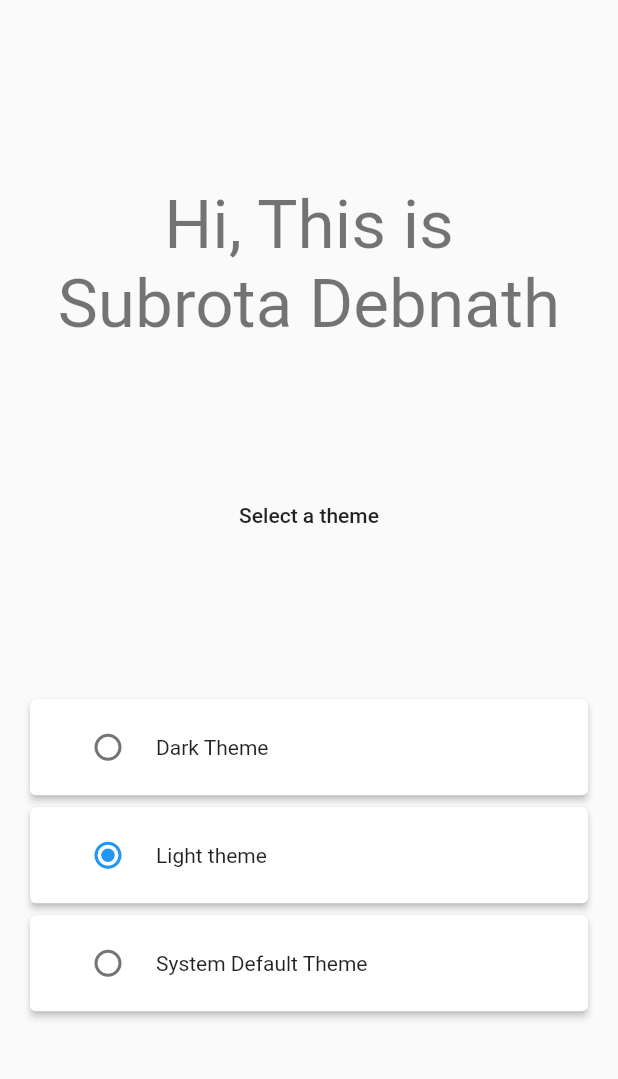
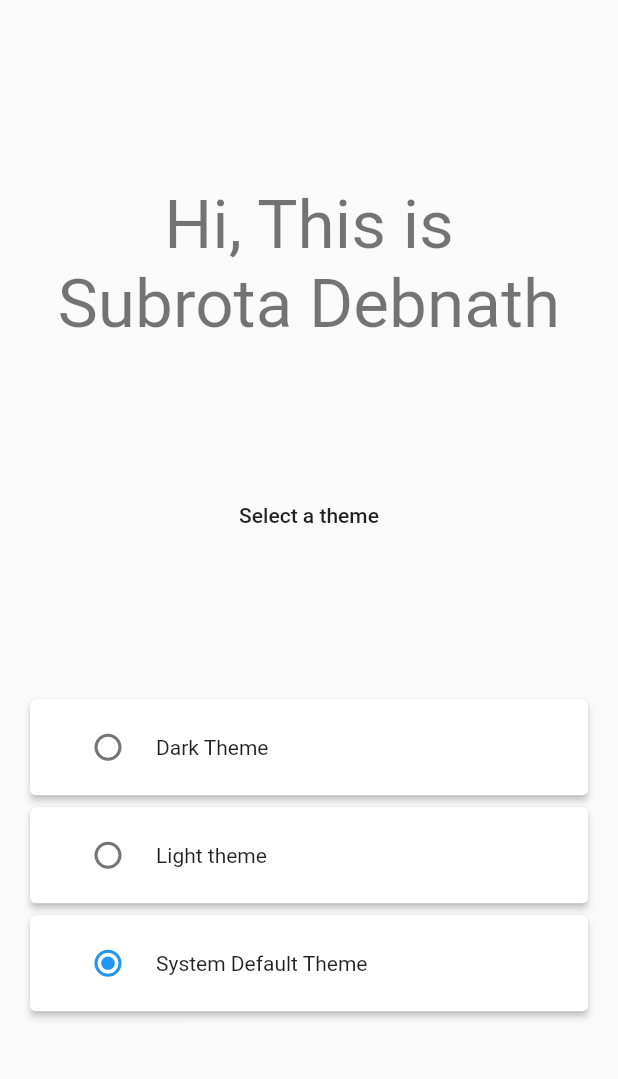
Before and after one commit to SubrotaDebnath/theme_f, a Flutter app: the screen it shows after launch, on a phone screen of 412 x 824 dp, the part 59-1138 px from its top. Run offline on Flutter 3.47's test engine with Material 2 defaults, Android fonts, the phone set to English and light mode, and no system bars; our stand-ins replace bloc, flutter_bloc.

```diff
--- a/lib/logic/theme/theme_cubit.dart
+++ b/lib/logic/theme/theme_cubit.dart
@@ -5,7 +5,7 @@ import 'package:theme_f/theme_status.dart';
 part 'theme_state.dart';
 
 class ThemeCubit extends Cubit<ThemeState> {
-  ThemeCubit() : super(ThemeInitial());
+  ThemeCubit(Brightness brightness) : super(ThemeInitial(brightness));
 
   void darkTheme() => emit(ThemeDark());
   void lightTheme() => emit(ThemeLight());
--- a/lib/logic/theme/theme_state.dart
+++ b/lib/logic/theme/theme_state.dart
@@ -9,10 +9,10 @@ abstract class ThemeState {
 }
 
 class ThemeInitial extends ThemeState {
-  ThemeInitial()
+  ThemeInitial(Brightness brightness)
       : super(
-            themeData:ThemeData.light(),
-            status: ThemeStatus.light);
+            themeData:brightness== Brightness.dark? ThemeData.dark(): ThemeData.light(),
+            status: ThemeStatus.systemDefault);
 }
 
 class ThemeDark extends ThemeState {
--- a/lib/main.dart
+++ b/lib/main.dart
@@ -7,11 +7,23 @@ void main() {
   runApp(MyApp());
 }
 
-class MyApp extends StatelessWidget {
+class MyApp extends StatefulWidget {
+  @override
+  _MyAppState createState() => _MyAppState();
+}
+
+class _MyAppState extends State<MyApp> {
+  late Brightness brightness;
+  @override
+  void initState() {
+    brightness = MediaQueryData.fromWindow(WidgetsBinding.instance!.window).platformBrightness;
+    super.initState();
+  }
+
   @override
   Widget build(BuildContext context) {
     return BlocProvider(
-      create: (context) => ThemeCubit(),
+      create: (context) => ThemeCubit(brightness),
       child: BlocBuilder<ThemeCubit, ThemeState>(
         builder: (context, state) {
           return MaterialApp(
```
